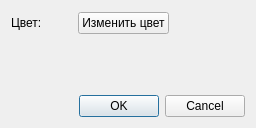
First picture: the form in SegmentProperties.ui, repository ioyurev/fusion-analysis, before the edit.
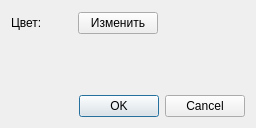
Second picture: the form after the edit.

Commit message:
Исправлена видимость пиков на осях, на которых их не должно быть.
* Исправлено появление лишних y осей в комбобоксе.

Patch:
```diff
--- a/SegmentProperties.ui
+++ b/SegmentProperties.ui
@@ -19,7 +19,7 @@
   <property name="windowTitle">
    <string>Свойства</string>
   </property>
-  <layout class="QGridLayout" name="gridLayout">
+  <layout class="QGridLayout" name="gridLayout" columnstretch="0,0,0,1">
    <item row="0" column="1">
     <widget class="QWidget" name="w_color" native="true">
      <property name="minimumSize">
@@ -33,7 +33,7 @@
    <item row="0" column="2">
     <widget class="QPushButton" name="btn_color">
      <property name="text">
-      <string>Изменить цвет</string>
+      <string>Изменить</string>
      </property>
     </widget>
    </item>
```
The commit also changes 2 other files.
